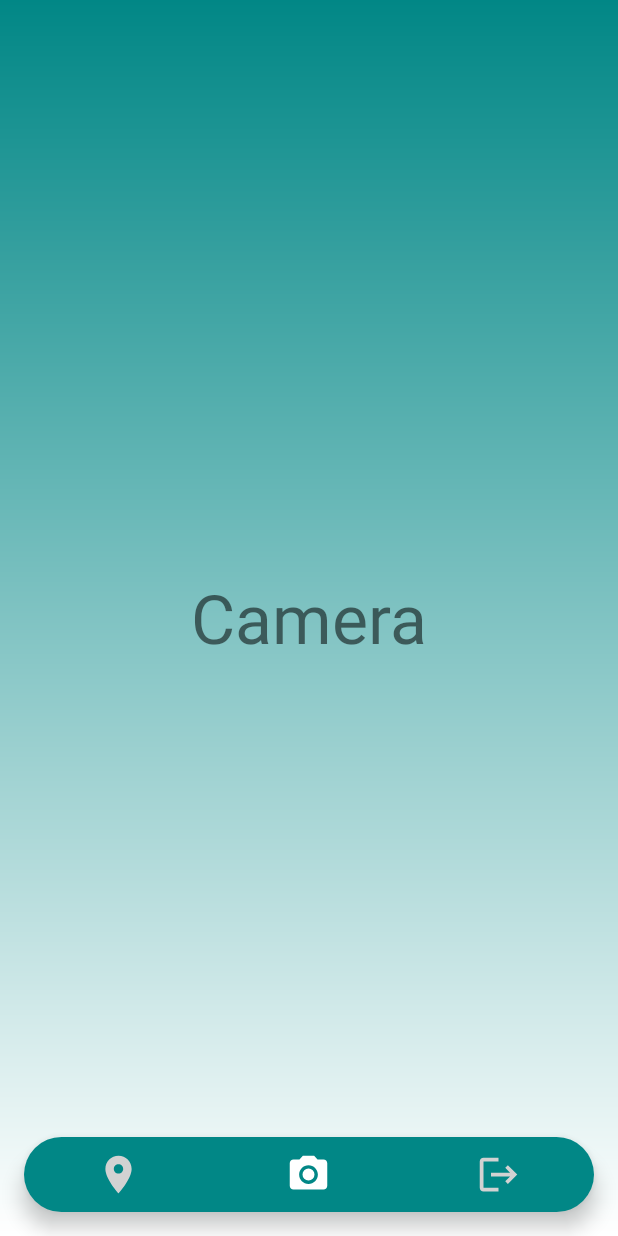
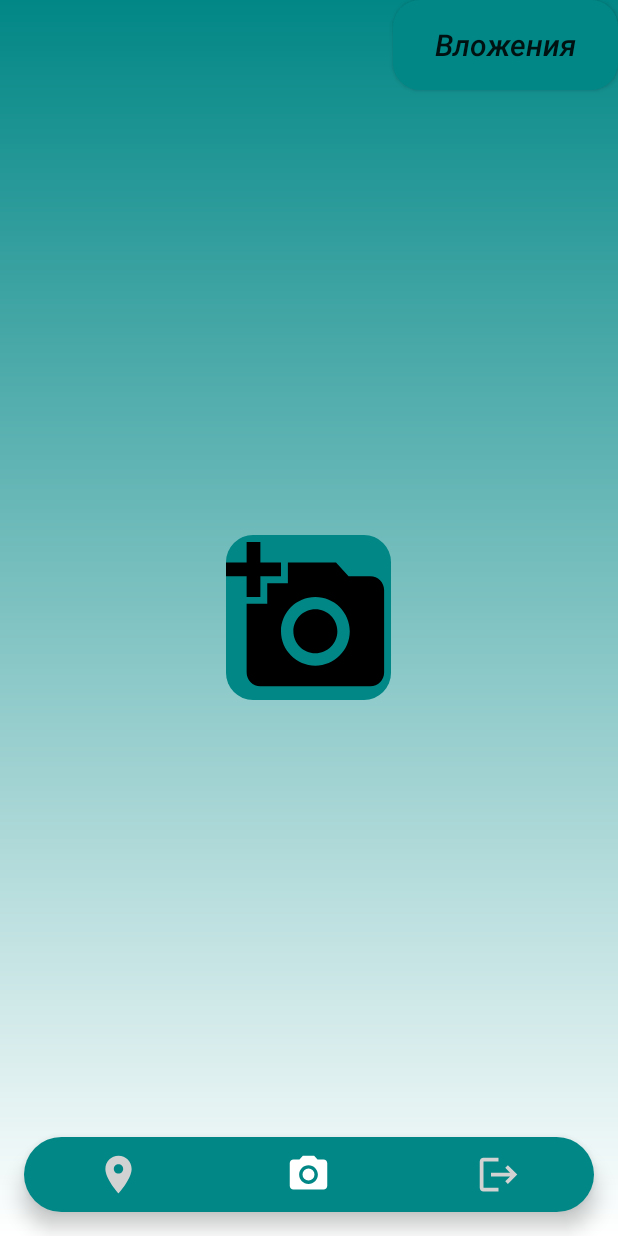
Before and after one commit to Windflawoffical/TheBestPrototype, an Android app: the CameraFragment screen opened through its navigation route, on a phone screen of 412 x 824 dp. Run offline under Robolectric (Android 15) with nearby library versions, the phone set to English and light mode, and no system bars; pictures from the network do not load.

```diff
--- a/app/src/main/java/com/example/thebestprototype/Screens/CameraFragment.java
+++ b/app/src/main/java/com/example/thebestprototype/Screens/CameraFragment.java
@@ -4,14 +4,18 @@ import android.app.ActivityManager;
 import android.content.Context;
 import android.content.Intent;
 import android.content.SharedPreferences;
+import android.net.Uri;
 import android.os.Bundle;
-import android.preference.PreferenceManager;
 import android.util.Log;
 import android.view.LayoutInflater;
 import android.view.View;
 import android.view.ViewGroup;
 import android.widget.Toast;
 
+import androidx.activity.result.ActivityResult;
+import androidx.activity.result.ActivityResultCallback;
+import androidx.activity.result.ActivityResultLauncher;
+import androidx.activity.result.contract.ActivityResultContracts;
 import androidx.annotation.NonNull;
 import androidx.annotation.Nullable;
 import androidx.fragment.app.Fragment;
@@ -43,6 +47,7 @@ public class CameraFragment extends Fragment {
     public void onViewCreated(@NonNull View view, @Nullable Bundle savedInstanceState) {
         super.onViewCreated(view, savedInstanceState);
 
+
         fragmentCameraBinding.bottomNavigation.setSelectedItemId(R.id.Camera);
         fragmentCameraBinding.bottomNavigation.setOnItemSelectedListener(item -> {
             switch (item.getItemId()) {
@@ -52,10 +57,10 @@ public class CameraFragment extends Fragment {
                     Navigation.findNavController(view).navigate(R.id.action_cameraFragment_to_dataFragment);
                     return true;
                 case R.id.Logout:
-                    if(isLocationServiceRunning()){
+                    if (isLocationServiceRunning()) {
                         Log.d("RABOTAET", "RABOTAET" + "VNATYRE");
                     }
-                    if(isLocationServiceRunning()){
+                    if (isLocationServiceRunning()) {
                         StopLocationService();
                     }
                     SharedPreferences logout = requireActivity().getSharedPreferences("Checkbox", Context.MODE_PRIVATE);
@@ -68,7 +73,25 @@ public class CameraFragment extends Fragment {
             }
             return false;
         });
+        fragmentCameraBinding.gotoattachments.setOnClickListener(v -> {
+            Navigation.findNavController(view).navigate(R.id.action_cameraFragment_to_attachmentsFragment);
+        });
+
+
+        fragmentCameraBinding.addphoto.setOnClickListener(v -> galleryActivityLauncher.launch(new String[]{"image/*"}));
     }
+
+    ActivityResultLauncher<String[]> galleryActivityLauncher = registerForActivityResult(new ActivityResultContracts.OpenDocument(), new ActivityResultCallback<Uri>() {
+        @Override
+        public void onActivityResult(Uri result) {
+            if (result != null) {
+                fragmentCameraBinding.addphoto.setImageURI(result);
+            } else {
+                Log.d("Result", "onActivityResult: the result is null for some reason");
+            }
+        }
+    });
+
     private boolean isLocationServiceRunning() {
         ActivityManager activityManager = (ActivityManager) getActivity().getSystemService(Context.ACTIVITY_SERVICE);
         if(activityManager != null){
--- a/app/src/main/java/com/example/thebestprototype/Screens/SignInFragment.java
+++ b/app/src/main/java/com/example/thebestprototype/Screens/SignInFragment.java
@@ -54,8 +54,6 @@ public class SignInFragment extends Fragment {
         } else {
             Toast.makeText(getActivity(), "Пожалуйста, войдите в свой аккаунт!", Toast.LENGTH_SHORT).show();
         }
-
-        fragmentLoginBinding.adminsignin.setOnClickListener(v -> Navigation.findNavController(view).navigate(R.id.action_loginFragment_to_adminFragment));
 
         fragmentLoginBinding.progressbar.setVisibility(View.GONE);
         fragmentLoginBinding.loginbutton.setOnClickListener(v -> Navigation.findNavController(view).navigate(R.id.action_loginFragment_to_dataFragment));
--- /dev/null
+++ b/app/src/main/res/drawable/ic_addphoto.xml
@@ -0,0 +1,5 @@
+<vector android:height="80dp" android:tint="#000000"
+    android:viewportHeight="24" android:viewportWidth="24"
+    android:width="80dp" xmlns:android="http://schemas.android.com/apk/res/android">
+    <path android:fillColor="@android:color/white" android:pathData="M3,4V1h2v3h3v2H5v3H3V6H0V4H3zM6,10V7h3V4h7l1.83,2H21c1.1,0 2,0.9 2,2v12c0,1.1 -0.9,2 -2,2H5c-1.1,0 -2,-0.9 -2,-2V10H6zM13,19c2.76,0 5,-2.24 5,-5s-2.24,-5 -5,-5s-5,2.24 -5,5S10.24,19 13,19zM9.8,14c0,1.77 1.43,3.2 3.2,3.2s3.2,-1.43 3.2,-3.2s-1.43,-3.2 -3.2,-3.2S9.8,12.23 9.8,14z"/>
+</vector>
--- a/app/src/main/res/layout/fragment_camera.xml
+++ b/app/src/main/res/layout/fragment_camera.xml
@@ -5,14 +5,6 @@
     android:layout_height="match_parent"
     xmlns:app="http://schemas.android.com/apk/res-auto"
     android:background="@drawable/gradientbackground">
-
-    <androidx.appcompat.widget.AppCompatTextView
-        android:layout_width="wrap_content"
-        android:layout_height="wrap_content"
-        android:layout_centerVertical="true"
-        android:layout_centerHorizontal="true"
-        android:text="@string/camera_fragment"
-        android:textSize="45sp"/>
 
     <com.google.android.material.bottomnavigation.BottomNavigationView
         android:id="@+id/bottom_navigation"
@@ -28,4 +20,24 @@
         app:labelVisibilityMode="unlabeled"
         app:menu="@menu/menu_navigation" />
 
+    <androidx.appcompat.widget.AppCompatButton
+        android:id="@+id/gotoattachments"
+        android:layout_width="150sp"
+        android:layout_height="60sp"
+        android:layout_alignParentEnd="true"
+        android:text="Вложения"
+        android:textAllCaps="false"
+        android:textStyle="italic"
+        android:textSize="20sp"
+        android:background="@drawable/shape"/>
+
+    <androidx.appcompat.widget.AppCompatImageView
+        android:id="@+id/addphoto"
+        android:layout_width="110dp"
+        android:layout_height="110dp"
+        android:layout_centerVertical="true"
+        android:layout_centerHorizontal="true"
+        android:background="@drawable/shape"
+        app:srcCompat="@drawable/ic_addphoto" />
+
 </RelativeLayout>
--- a/app/src/main/res/navigation/nav_graph.xml
+++ b/app/src/main/res/navigation/nav_graph.xml
@@ -11,6 +11,9 @@
         <action
             android:id="@+id/action_cameraFragment_to_dataFragment"
             app:destination="@id/dataFragment" />
+        <action
+            android:id="@+id/action_cameraFragment_to_attachmentsFragment"
+            app:destination="@id/attachmentsFragment" />
     </fragment>
     <fragment
         android:id="@+id/loginFragment"
@@ -19,9 +22,6 @@
         <action
             android:id="@+id/action_loginFragment_to_singUpFragment"
             app:destination="@id/singUpFragment" />
-        <action
-            android:id="@+id/action_loginFragment_to_adminFragment"
-            app:destination="@id/adminFragment" />
         <action
             android:id="@+id/action_loginFragment_to_dataFragment"
             app:destination="@id/dataFragment" />
@@ -35,14 +35,6 @@
             app:destination="@id/loginFragment" />
     </fragment>
     <fragment
-        android:id="@+id/adminFragment"
-        android:name="com.example.thebestprototype.Screens.AdminFragment"
-        android:label="AdminFragment" >
-        <action
-            android:id="@+id/action_adminFragment_to_loginFragment"
-            app:destination="@id/loginFragment" />
-    </fragment>
-    <fragment
         android:id="@+id/dataFragment"
         android:name="com.example.thebestprototype.Screens.DataFragment"
         android:label="DataFragment" >
@@ -50,4 +42,12 @@
             android:id="@+id/action_dataFragment_to_cameraFragment"
             app:destination="@id/cameraFragment" />
     </fragment>
+    <fragment
+        android:id="@+id/attachmentsFragment"
+        android:name="com.example.thebestprototype.Screens.AttachmentsFragment"
+        android:label="AttachmentsFragment" >
+        <action
+            android:id="@+id/action_attachmentsFragment_to_cameraFragment"
+            app:destination="@id/cameraFragment" />
+    </fragment>
 </navigation>
```
Also changed, not shown: app/src/main/java/com/example/thebestprototype/Screens/AdminFragment.java (deleted, +0 -141 lines), app/src/main/java/com/example/thebestprototype/Screens/AttachmentsFragment.java (added, +43 -0 lines), app/src/main/res/layout/fragment_admin.xml (deleted, +0 -27 lines), app/src/main/res/layout/fragment_attachments.xml (added, +21 -0 lines).
